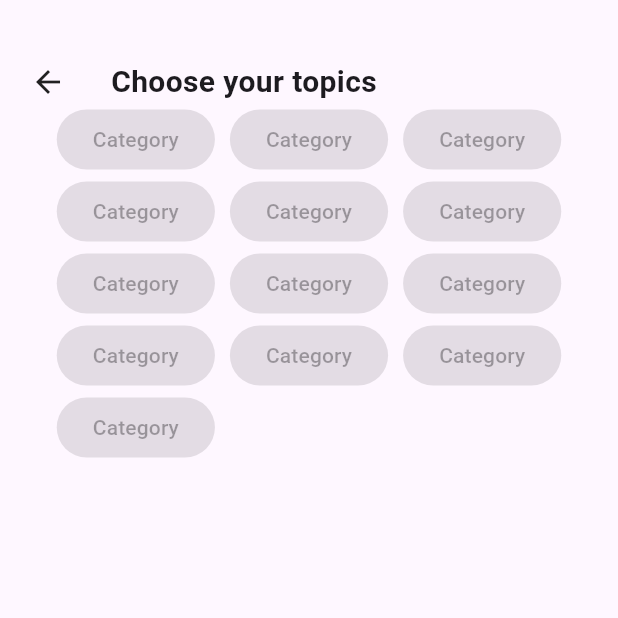
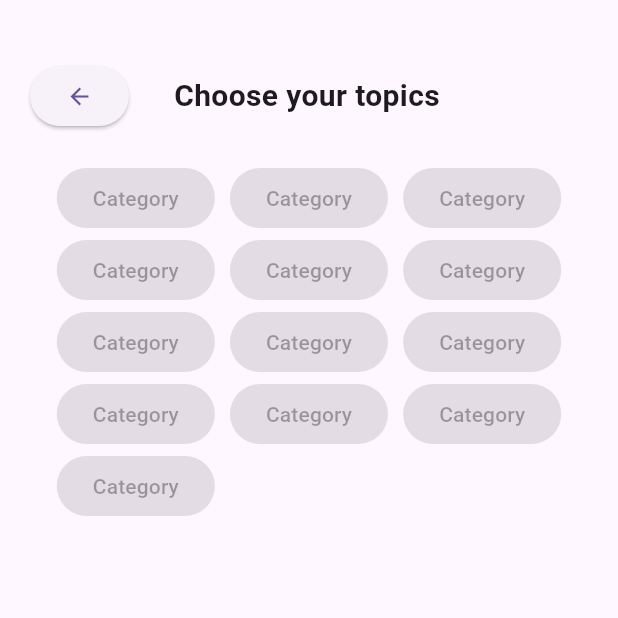
Before and after one commit to eziraa/technews, a Flutter app: the SelectTopics screen opened by its route, on a phone screen of 412 x 824 dp, the top half of it. Run offline on Flutter 3.47's test engine with Material 3 defaults, Android fonts, the phone set to English and light mode, and no system bars; our stand-ins replace get.

Commit message:
Commiting local files to merge

```diff
--- a/lib/select_topic.dart
+++ b/lib/select_topic.dart
@@ -8,7 +8,6 @@ class SelectTopics extends StatefulWidget {
 }
 
 class _SelectTopicsState extends State<SelectTopics> {
-
   @override
   Widget build(BuildContext context) {
     return Scaffold(
@@ -17,17 +16,24 @@ class _SelectTopicsState extends State<SelectTopics> {
         margin: const EdgeInsets.only(top: 20),
         child: Column(
           children: [
-            const Row(
+            Row(
               children: [
-                Icon(Icons.arrow_back_sharp),
-                SizedBox(
+                ElevatedButton(
+                    onPressed: () {
+                      Navigator.pop(context);
+                    },
+                    child: const Icon(Icons.arrow_back_sharp)),
+                const SizedBox(
                   width: 30,
                 ),
-                Text(
+                const Text(
                   "Choose your topics",
                   style: TextStyle(fontWeight: FontWeight.w700, fontSize: 20),
                 ),
               ],
+            ),
+            const SizedBox(
+              height: 20,
             ),
             Wrap(
               spacing: 10,
```
Also changed, not shown: lib/edit_profile.dart (+8 -4 lines), pubspec.yaml (+0 -9 lines).
